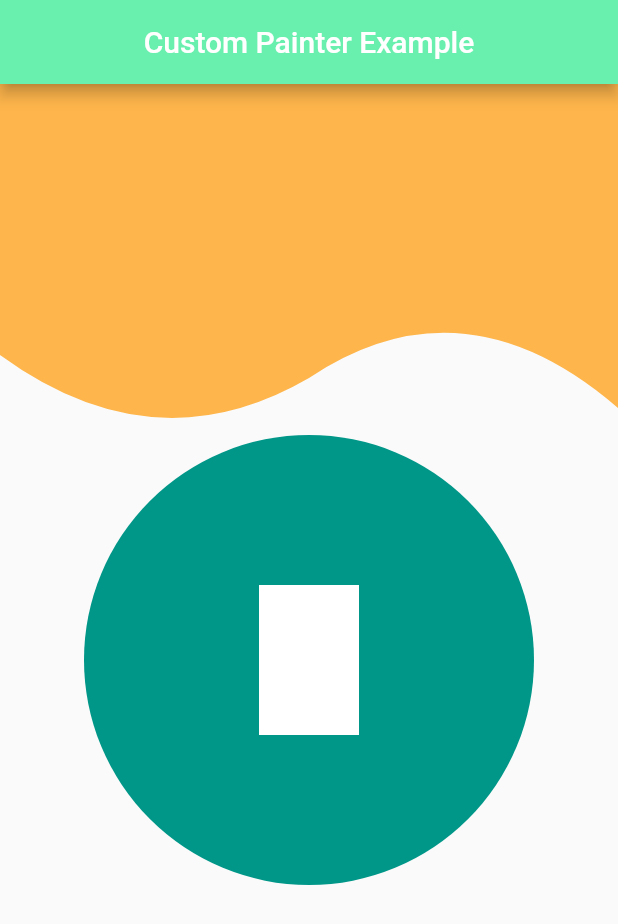
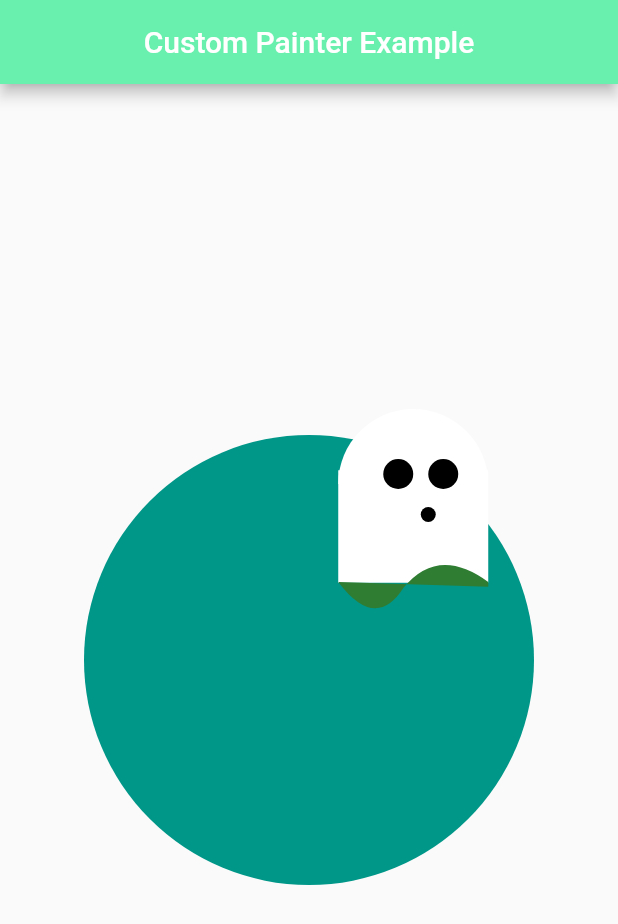
Before and after one commit to alisha-budhathoki/custompainter_with_animations, a Flutter app: the screen it shows after launch, on a phone screen of 412 x 824 dp. Shown: the top 924 px of the screen. Run offline on Flutter 3.47's test engine with Material 2 defaults, Android fonts, the phone set to English and light mode, and no system bars.

Commit message:
- Added animation and moving widgets - animating face inside circle from left to right

```diff
--- a/lib/custom_painter_example.dart
+++ /dev/null
@@ -1,73 +0,0 @@
-import 'dart:ui';
-import 'package:flutter/material.dart';
-
-import 'widgets/custom_painter_example_widgets.dart';
-
-class CustomPaintExample extends StatefulWidget {
-  @override
-  _CustomPaintExampleState createState() => _CustomPaintExampleState();
-}
-
-class _CustomPaintExampleState extends State<CustomPaintExample>
-    with SingleTickerProviderStateMixin {
-  double percentValue = 0.0;
-  double newPercentage = 0.0;
-  AnimationController _percentValueAnimationController;
-  double _height;
-  double _width;
-
-  @override
-  void initState() {
-    super.initState();
-    setState(() {
-      percentValue = 0.0;
-    });
-    _percentValueAnimationController = new AnimationController(
-        vsync: this, duration: new Duration(milliseconds: 1000))
-      ..addListener(() {
-        setState(() {
-          percentValue = lerpDouble(percentValue, newPercentage,
-              _percentValueAnimationController.value);
-        });
-      });
-  }
-
-  @override
-  Widget build(BuildContext context) {
-    _height = MediaQuery.of(context).size.height;
-    _width = MediaQuery.of(context).size.width;
-    return Scaffold(
-      appBar: AppBar(
-        centerTitle: true,
-        backgroundColor: Colors.greenAccent[200],
-        title: Text('Custom Painter Example'),
-      ),
-      body: Container(
-        child: Stack(
-          children: <Widget>[
-            CustomPainterExampleWidgets.buildShape(),
-            CustomPainterExampleWidgets.buildBottomCircle(),
-            CustomPainterExampleWidgets.buildInsideRectangle()
-
-            // CustomPainterExampleWidgets.buildButtonAnimation(
-            //   height: _height / 2,
-            //   width: _width / 2,
-            //   percentValue: percentValue,
-            //   onPress: () {
-            //     setState(() {
-            //       percentValue = newPercentage;
-            //       newPercentage += 10;
-            //       if (newPercentage > 100.0) {
-            //         percentValue = 0.0;
-            //         newPercentage = 0.0;
-            //       }
-            //       _percentValueAnimationController.forward(from: 0.0);
-            //     });
-            //   },
-            // )
-          ],
-        ),
-      ),
-    );
-  }
-}
--- a/lib/main.dart
+++ b/lib/main.dart
@@ -1,6 +1,6 @@
 import 'package:flutter/material.dart';
 
-import 'custom_painter_example.dart';
+import 'widgets/shapes/custom_painter_example.dart';
 
 void main() => runApp(new MyApp());
 
--- a/lib/widgets/custom_painter_example_widgets.dart
+++ b/lib/widgets/custom_painter_example_widgets.dart
@@ -1,8 +1,10 @@
-import 'package:custompainter_with_animations/custom_circle_class.dart';
+import 'package:custompainter_with_animations/widgets/shapes/custom_circle_class.dart';
+import 'package:custompainter_with_animations/widgets/shapes/custom_semi_circle.dart';
 import 'package:flutter/material.dart';
 
-import '../custom_rectangle.dart';
+import 'shapes/custom_rectangle.dart';
 import '../green_clipper.dart';
+import 'shapes/curve_painter.dart';
 import '../my_painter.dart';
 
 class CustomPainterExampleWidgets {
@@ -19,7 +21,7 @@ class CustomPainterExampleWidgets {
     return Container(
       child: Center(
         child: CustomPaint(
-          size: Size(200, 200),
+          size: Size(200, 150),
           painter: CustomRectangle(),
         ),
       ),
@@ -37,13 +39,54 @@ class CustomPainterExampleWidgets {
     );
   }
 
-  static Widget insideSemiCircle() {
+  static Widget buildLeftEye() {
     return Container(
       child: Center(
         child: CustomPaint(
           size: Size(200, 200),
-          painter: CustomCircle(),
+          painter: CustomCircle(
+              radius: 10, color: Colors.black, widthVal: 90, heightVal: 60),
         ),
+      ),
+    );
+  }
+
+  static Widget buildRightEye() {
+    return Container(
+      child: Center(
+        child: CustomPaint(
+          size: Size(200, 200),
+          painter: CustomCircle(
+              radius: 10, color: Colors.black, widthVal: 120, heightVal: 60),
+        ),
+      ),
+    );
+  }
+
+  static Widget buildMouth() {
+    return Container(
+      child: Center(
+        child: CustomPaint(
+          size: Size(200, 200),
+          painter: CustomCircle(
+              radius: 5, color: Colors.black, widthVal: 110, heightVal: 87),
+        ),
+      ),
+    );
+  }
+
+  static Widget semiCircle() {
+    return Container(
+      child: Center(
+        child: CustomPaint(size: Size(200, 200), painter: CustomSemiCircle()),
+      ),
+    );
+  }
+
+  static Widget curve() {
+    return Container(
+      child: Center(
+        child: CustomPaint(size: Size(100, 100), painter: CurvePainter()),
       ),
     );
   }
--- a/lib/custom_circle_class.dart
+++ b/lib/widgets/shapes/custom_circle_class.dart
@@ -4,18 +4,21 @@ class CustomCircle extends CustomPainter {
   final double widthVal;
   final double heightVal;
   final double radius;
+  final Color color;
 
-  const CustomCircle({
-    this.widthVal,
-    this.heightVal,
-    this.radius = 150.0,
-  });
+  const CustomCircle(
+      {this.widthVal,
+      this.heightVal,
+      this.radius = 150.0,
+      this.color = Colors.teal});
 
   @override
   void paint(Canvas canvas, Size size) {
     var paint = Paint()
-      ..color = Colors.teal
+      ..color = color
       ..strokeWidth = 15;
+    print('saksaj' + size.width.toString());
+    print('fndjdf' + size.height.toString());
     Offset center = Offset(widthVal == null ? size.width / 2 : widthVal,
         heightVal == null ? size.height / 2 : heightVal);
     canvas.drawCircle(center, radius, paint);
--- /dev/null
+++ b/lib/widgets/shapes/custom_painter_example.dart
@@ -0,0 +1,155 @@
+import 'dart:ui';
+import 'package:flutter/material.dart';
+
+import '../custom_painter_example_widgets.dart';
+
+Animation<double> animation;
+AnimationController controller;
+
+class CustomPaintExample extends StatefulWidget {
+  @override
+  _CustomPaintExampleState createState() => _CustomPaintExampleState();
+}
+
+class _CustomPaintExampleState extends State<CustomPaintExample>
+    with SingleTickerProviderStateMixin {
+  // double percentValue = 0.0;
+  // double newPercentage = 0.0;
+  // AnimationController _percentValueAnimationController;
+  // double _height;
+  // double _width;
+
+  @override
+  void initState() {
+    super.initState();
+    setState(() {
+      // percentValue = 0.0;
+      controller = AnimationController(
+          duration: const Duration(seconds: 8), vsync: this);
+      animation = Tween<double>(begin: 0, end: 180).animate(controller)
+        ..addListener(() {
+          setState(() {
+            if (animation.value == 180) {
+              controller.reverse();
+            } else if (animation.value == 0) {
+              controller.forward();
+            }
+            // The state that has changed here is the animation object’s value.
+          });
+        });
+      controller.forward();
+    });
+    // _percentValueAnimationController = new AnimationController(
+    //     vsync: this, duration: new Duration(milliseconds: 1000))
+    //   ..addListener(() {
+    //     setState(() {
+    //       percentValue = lerpDouble(percentValue, newPercentage,
+    //           _percentValueAnimationController.value);
+    //     });
+    //   });
+  }
+
+  @override
+  void dispose() {
+    controller.dispose();
+    super.dispose();
+  }
+
+  @override
+  Widget build(BuildContext context) {
+    // _height = MediaQuery.of(context).size.height;
+    // _width = MediaQuery.of(context).size.width;
+    return Scaffold(
+      appBar: AppBar(
+        centerTitle: true,
+        backgroundColor: Colors.greenAccent[200],
+        title: Text('Custom Painter Example'),
+      ),
+      body: Container(
+        child: Stack(
+          children: <Widget>[
+            // CustomPainterExampleWidgets.buildShape(),
+            CustomPainterExampleWidgets.buildBottomCircle(),
+            // InsideFace(),
+            Positioned(
+              top: 220,
+              left: animation.value,
+              child: Stack(
+                children: <Widget>[
+                  CustomPainterExampleWidgets.buildInsideRectangle(),
+                ],
+              ),
+            ),
+            Positioned(
+              top: 200,
+              left: animation.value,
+              child: Stack(
+                children: <Widget>[
+                  CustomPainterExampleWidgets.semiCircle(),
+                ],
+              ),
+            ),
+            Positioned(
+              top: 245,
+              left: 50 + animation.value,
+              child: Stack(
+                children: <Widget>[
+                  CustomPainterExampleWidgets.curve(),
+                ],
+              ),
+            ),
+            Positioned(
+              top: 200,
+              left: animation.value,
+              child: Stack(
+                children: <Widget>[
+                  CustomPainterExampleWidgets.buildLeftEye(),
+                ],
+              ),
+            ),
+            Positioned(
+              top: 200,
+              left: animation.value,
+              child: Stack(
+                children: <Widget>[
+                  CustomPainterExampleWidgets.buildRightEye(),
+                ],
+              ),
+            ),
+            Positioned(
+              top: 200,
+              left: animation.value,
+              child: Stack(
+                children: <Widget>[
+                  CustomPainterExampleWidgets.buildMouth(),
+                ],
+              ),
+            ),
+            // CustomPainterExampleWidgets.semiCircle(),
+            // CustomPainterExampleWidgets.curve(),
+            // CustomPainterExampleWidgets.buildLeftEye(),
+            // CustomPainterExampleWidgets.buildRightEye(),
+            // CustomPainterExampleWidgets.buildMouth(),
+
+            // CustomPainterExampleWidgets.buildButtonAnimation(
+            //   height: _height / 2,
+            //   width: _width / 2,
+            //   percentValue: percentValue,
+            //   onPress: () {
+            //     setState(() {
+            //       percentValue = newPercentage;
+            //       newPercentage += 10;
+            //       if (newPercentage > 100.0) {
+            //         percentValue = 0.0;
+            //         newPercentage = 0.0;
+            //       }
+            //       _percentValueAnimationController.forward(from: 0.0);
+            //     });
+            //   },
+            // )
+          ],
+        ),
+      ),
+    );
+  }
+}
--- a/lib/custom_rectangle.dart
+++ b/lib/widgets/shapes/custom_rectangle.dart
@@ -9,8 +9,8 @@ class CustomRectangle extends CustomPainter {
       ..color = Colors.white
       ..strokeWidth = 15;
 
-    final a = Offset(size.width * 2 / 6, size.height * 1 / 4);
-    final b = Offset(size.width * 4 / 6, size.height * 3 / 4);
+    final a = Offset(size.width * 2 / 8, size.height * 1 / 4);
+    final b = Offset(size.width * 6 / 8, size.height * 3 / 4);
     final rect = Rect.fromPoints(a, b);
 
     canvas.drawRect(rect, paint);
@@ -20,6 +20,6 @@ class CustomRectangle extends CustomPainter {
   bool shouldRepaint(covariant CustomPainter oldDelegate) {
     // TODO: implement shouldRepaint
     // throw UnimplementedError();
-    // return false;
+    return false;
   }
 }
--- /dev/null
+++ b/lib/widgets/shapes/custom_semi_circle.dart
@@ -0,0 +1,35 @@
+import 'package:flutter/material.dart';
+import 'dart:math' as math;
+
+// This is the Painter class
+class CustomSemiCircle extends CustomPainter {
+  final double widthVal;
+  final double heightVal;
+  final double radius;
+  final Color color;
+
+  const CustomSemiCircle(
+      {this.widthVal,
+      this.heightVal,
+      this.radius = 100.0,
+      this.color = Colors.teal});
+
+  @override
+  void paint(Canvas canvas, Size size) {
+    Paint paint = Paint()..color = Colors.white;
+    canvas.drawArc(
+      Rect.fromCenter(
+        center: Offset(size.height / 2, size.width / 3),
+        height: size.height / 2,
+        width: size.width / 2,
+      ),
+      math.pi,
+      math.pi,
+      false,
+      paint,
+    );
+  }
+
+  @override
+  bool shouldRepaint(CustomPainter oldDelegate) => false;
+}
```
Also changed, not shown: lib/home_page.dart (deleted, +0 -51 lines), lib/inside_face.dart (added, +26 -0 lines), lib/widgets/shapes/curve_painter.dart (added, +40 -0 lines).
